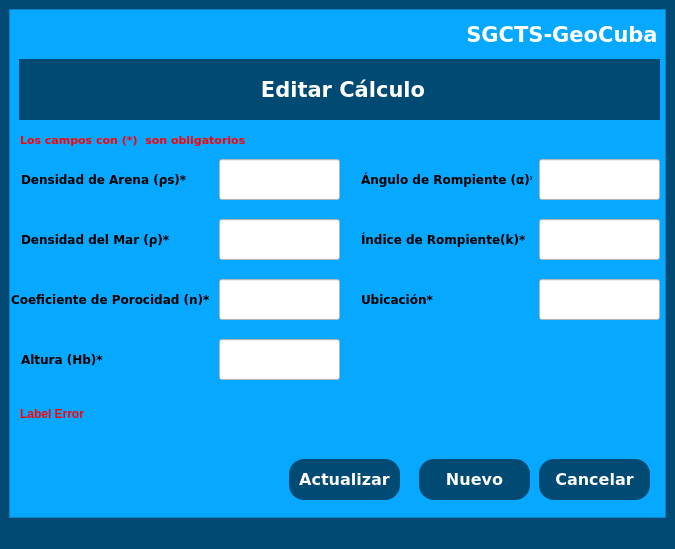
This is gui/EditarCalculo.ui in dariel-cabrera/SGCTS-GeoCuba-pyqt as Qt 5 draws it before an edit. The edited form follows.
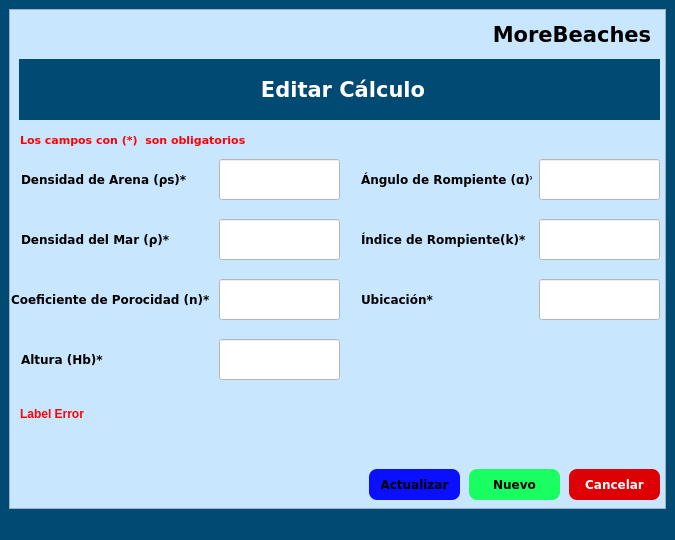
This is the edited form. Icons and pictures are not drawn.

Commit message: Un Usuario realiza muchos Calculos

```diff
--- a/gui/EditarCalculo.ui
+++ b/gui/EditarCalculo.ui
@@ -7,7 +7,7 @@
     <x>0</x>
     <y>0</y>
     <width>675</width>
-    <height>549</height>
+    <height>540</height>
    </rect>
   </property>
   <property name="windowTitle">
@@ -22,32 +22,20 @@
      <widget class="QFrame" name="frame_NuevoCalculo">
       <property name="styleSheet">
        <string notr="true">QFrame{
-background-color: rgb(7, 168, 255);
+background-color: rgb(201, 230, 255);
 }
 QLabel{
 background-color: #000000ff;
 color::rgb(0, 74, 116);
 border:8px solid#000000ff;
 }
-QLineButton{
-border:0px;
-color:rgb(255, 255, 255);
-border-bottom:2px solid rgb(61,61,61);
-}
-QPushButton{
-background-color:rgb(0, 74, 116);
-border-radius:15px;
-color: rgb(255, 255, 255);
-}
+
+
 
 QLineEdit{
 background-color: rgb(255, 255, 255);
 }
-QPushButton:hover{
-background-color: rgb(0, 12, 255);
-border-radius:15px;
-color: rgb(0, 0, 0);
-}
+
 
 </string>
       </property>
@@ -299,7 +287,7 @@
       <widget class="QLabel" name="label_SGCTS_GeoCuba">
        <property name="geometry">
         <rect>
-         <x>440</x>
+         <x>450</x>
          <y>0</y>
          <width>221</width>
          <height>51</height>
@@ -316,10 +304,10 @@
        <property name="styleSheet">
         <string notr="true">background-color: #000000ff;
 
-color: rgb(255, 255, 255);</string>
+color: rgb(0, 0, 0);</string>
        </property>
        <property name="text">
-        <string>&lt;html&gt;&lt;head/&gt;&lt;body&gt;&lt;p align=&quot;center&quot;&gt;&lt;span style=&quot; font-size:16pt;&quot;&gt;SGCTS-GeoCuba&lt;/span&gt;&lt;/p&gt;&lt;/body&gt;&lt;/html&gt;</string>
+        <string>&lt;html&gt;&lt;head/&gt;&lt;body&gt;&lt;p align=&quot;center&quot;&gt;&lt;span style=&quot; font-size:16pt;&quot;&gt;MoreBeaches&lt;/span&gt;&lt;/p&gt;&lt;/body&gt;&lt;/html&gt;</string>
        </property>
       </widget>
       <widget class="QLineEdit" name="lineEdit_Ubicacion">
@@ -373,20 +361,34 @@
       <widget class="QPushButton" name="but_NuevoEditar">
        <property name="geometry">
         <rect>
-         <x>410</x>
-         <y>450</y>
-         <width>111</width>
-         <height>41</height>
+         <x>460</x>
+         <y>460</y>
+         <width>91</width>
+         <height>31</height>
         </rect>
        </property>
        <property name="font">
         <font>
          <family>Verdana</family>
-         <pointsize>12</pointsize>
+         <pointsize>9</pointsize>
          <weight>75</weight>
          <bold>true</bold>
         </font>
        </property>
+       <property name="styleSheet">
+        <string notr="true">QPushButton{
+color: rgb(0, 0, 0);
+	background-color: rgb(25, 255, 98);
+border-radius:8px;
+}
+
+QPushButton:hover{
+background-color: rgb(47, 255, 158);
+border-top-left-radius:12px;
+border-bottom-left-radius:12px;
+
+}</string>
+       </property>
        <property name="text">
         <string>Nuevo</string>
        </property>
@@ -394,20 +396,34 @@
       <widget class="QPushButton" name="butCancelarEditar">
        <property name="geometry">
         <rect>
-         <x>530</x>
-         <y>450</y>
-         <width>111</width>
-         <height>41</height>
+         <x>560</x>
+         <y>460</y>
+         <width>91</width>
+         <height>31</height>
         </rect>
        </property>
        <property name="font">
         <font>
          <family>Verdana</family>
-         <pointsize>12</pointsize>
+         <pointsize>9</pointsize>
          <weight>75</weight>
          <bold>true</bold>
         </font>
        </property>
+       <property name="styleSheet">
+        <string notr="true">QPushButton{
+color: rgb(255, 255, 255);
+	background-color: rgb(221, 1, 5);
+border-radius:8px;
+}
+
+QPushButton:hover{
+background-color: rgb(255, 120, 129);
+border-top-left-radius:12px;
+border-bottom-left-radius:12px;
+
+}</string>
+       </property>
        <property name="text">
         <string>Cancelar</string>
        </property>
@@ -415,20 +431,34 @@
       <widget class="QPushButton" name="but_ActualizarEditar">
        <property name="geometry">
         <rect>
-         <x>280</x>
-         <y>450</y>
-         <width>111</width>
-         <height>41</height>
+         <x>360</x>
+         <y>460</y>
+         <width>91</width>
+         <height>31</height>
         </rect>
        </property>
        <property name="font">
         <font>
          <family>Verdana</family>
-         <pointsize>12</pointsize>
+         <pointsize>9</pointsize>
          <weight>75</weight>
          <bold>true</bold>
         </font>
        </property>
+       <property name="styleSheet">
+        <string notr="true">QPushButton{
+background-color: rgb(11, 15, 255);
+color: rgb(0, 0, 0);
+border-radius:8px;
+}
+
+QPushButton:hover{
+background-color: rgb(16, 132, 255);
+border-top-left-radius:12px;
+border-bottom-left-radius:12px;
+
+}</string>
+       </property>
        <property name="text">
         <string>Actualizar</string>
        </property>
@@ -473,6 +503,25 @@
         <string>Los campos con (*)  son obligatorios</string>
        </property>
       </widget>
+      <widget class="QLabel" name="label">
+       <property name="geometry">
+        <rect>
+         <x>430</x>
+         <y>0</y>
+         <width>51</width>
+         <height>51</height>
+        </rect>
+       </property>
+       <property name="text">
+        <string/>
+       </property>
+       <property name="pixmap">
+        <pixmap>Agregar_un_título-removebg-preview.png</pixmap>
+       </property>
+       <property name="scaledContents">
+        <bool>true</bool>
+       </property>
+      </widget>
      </widget>
     </item>
    </layout>
```
Left out of the diff: 10 changed lines with no effect on the pictures. The commit also changes 45 other files.
